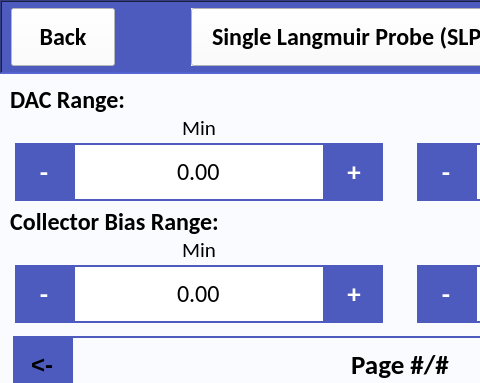
Above: src/user_interface/graphic_user_interface/user_settings.ui from CFigueroa90894/plasmetry before the change; both pictures show x 0 to 480 and y 0 to 383 of the 800 by 480 pixel window. Below: the same form after it.
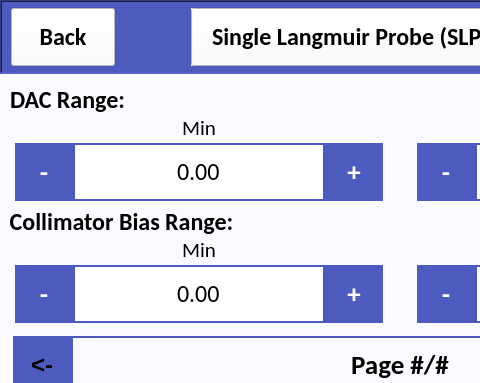
That is the form after the change. The open tabs and pages were chosen to show the change.

```diff
--- a/src/user_interface/graphic_user_interface/user_settings.ui
+++ b/src/user_interface/graphic_user_interface/user_settings.ui
@@ -9108,7 +9108,7 @@
                </font>
               </property>
               <property name="title">
-               <string>Collector Bias Range:</string>
+               <string>Collimator Bias Range:</string>
               </property>
               <layout class="QHBoxLayout" name="horizontalLayout_76">
                <property name="spacing">
```
Left out of the diff: 2 changed lines with no effect on the pictures.
